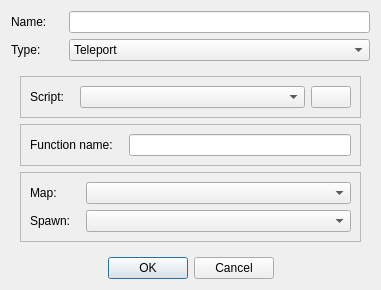
This is Editor/addaction.ui in LBALab/lbanet as Qt 5 draws it before an edit. The edited form follows.
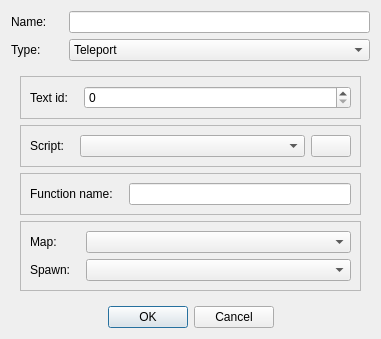
This is the edited form. Icons and pictures are not drawn.

```diff
--- a/Editor/addaction.ui
+++ b/Editor/addaction.ui
@@ -10,7 +10,7 @@
     <x>0</x>
     <y>0</y>
     <width>381</width>
-    <height>259</height>
+    <height>287</height>
    </rect>
   </property>
   <property name="sizePolicy">
@@ -81,6 +81,54 @@
    <item row="2" column="0" colspan="3">
     <widget class="QFrame" name="frame_custom">
      <layout class="QVBoxLayout" name="verticalLayout">
+      <item>
+       <widget class="QFrame" name="frame_displaytext">
+        <property name="frameShape">
+         <enum>QFrame::StyledPanel</enum>
+        </property>
+        <property name="frameShadow">
+         <enum>QFrame::Raised</enum>
+        </property>
+        <layout class="QHBoxLayout" name="horizontalLayout_2">
+         <item>
+          <widget class="QLabel" name="label_5">
+           <property name="sizePolicy">
+            <sizepolicy hsizetype="Fixed" vsizetype="Preferred">
+             <horstretch>0</horstretch>
+             <verstretch>0</verstretch>
+            </sizepolicy>
+           </property>
+           <property name="text">
+            <string>Text id:</string>
+           </property>
+          </widget>
+         </item>
+         <item>
+          <spacer name="horizontalSpacer_5">
+           <property name="orientation">
+            <enum>Qt::Horizontal</enum>
+           </property>
+           <property name="sizeType">
+            <enum>QSizePolicy::Fixed</enum>
+           </property>
+           <property name="sizeHint" stdset="0">
+            <size>
+             <width>10</width>
+             <height>15</height>
+            </size>
+           </property>
+          </spacer>
+         </item>
+         <item>
+          <widget class="QSpinBox" name="spinBox_displaytext">
+           <property name="maximum">
+            <number>1000000</number>
+           </property>
+          </widget>
+         </item>
+        </layout>
+       </widget>
+      </item>
       <item>
        <widget class="QFrame" name="frame_script">
         <property name="frameShape">
```
Left out of the diff: 5 changed lines with no effect on the pictures.
